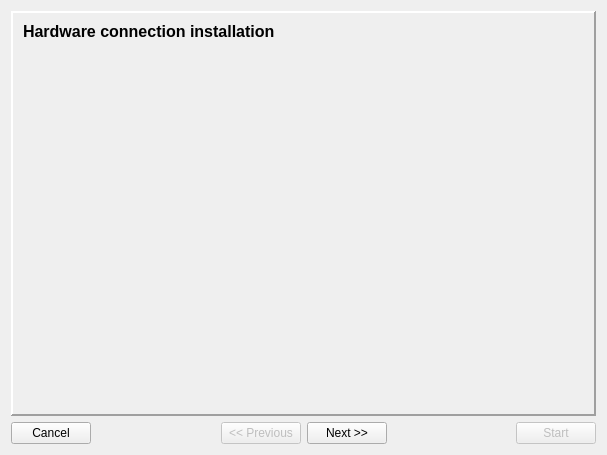
Qt form install/dlgMain.ui (tbikfalvi/Belenus) before a commit.
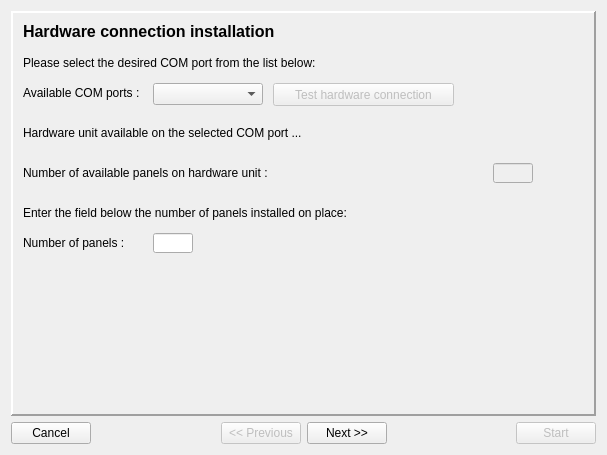
The same form after that commit. The open tabs and pages were chosen to show the change. Icons and pictures are not drawn.

```diff
--- a/install/dlgMain.ui
+++ b/install/dlgMain.ui
@@ -1097,6 +1097,174 @@
         <string>Hardware connection installation</string>
        </property>
       </widget>
+      <widget class="QLabel" name="lblText5_1">
+       <property name="geometry">
+        <rect>
+         <x>10</x>
+         <y>40</y>
+         <width>491</width>
+         <height>20</height>
+        </rect>
+       </property>
+       <property name="text">
+        <string>Please select the desired COM port from the list below:</string>
+       </property>
+      </widget>
+      <widget class="QLabel" name="lblText5_2">
+       <property name="geometry">
+        <rect>
+         <x>10</x>
+         <y>70</y>
+         <width>130</width>
+         <height>20</height>
+        </rect>
+       </property>
+       <property name="text">
+        <string>Available COM ports :</string>
+       </property>
+      </widget>
+      <widget class="QComboBox" name="cmbCOMPorts">
+       <property name="geometry">
+        <rect>
+         <x>140</x>
+         <y>70</y>
+         <width>110</width>
+         <height>22</height>
+        </rect>
+       </property>
+      </widget>
+      <widget class="QPushButton" name="pbTestHWConnection">
+       <property name="enabled">
+        <bool>false</bool>
+       </property>
+       <property name="geometry">
+        <rect>
+         <x>260</x>
+         <y>70</y>
+         <width>181</width>
+         <height>23</height>
+        </rect>
+       </property>
+       <property name="text">
+        <string>Test hardware connection</string>
+       </property>
+      </widget>
+      <widget class="QLabel" name="lblText5_3">
+       <property name="geometry">
+        <rect>
+         <x>10</x>
+         <y>110</y>
+         <width>300</width>
+         <height>20</height>
+        </rect>
+       </property>
+       <property name="text">
+        <string>Hardware unit available on the selected COM port ...</string>
+       </property>
+      </widget>
+      <widget class="QLabel" name="imgOk5_1">
+       <property name="geometry">
+        <rect>
+         <x>490</x>
+         <y>110</y>
+         <width>20</width>
+         <height>20</height>
+        </rect>
+       </property>
+       <property name="text">
+        <string/>
+       </property>
+       <property name="pixmap">
+        <pixmap resource="install.qrc">:/icons/40x40_ok.png</pixmap>
+       </property>
+       <property name="scaledContents">
+        <bool>true</bool>
+       </property>
+      </widget>
+      <widget class="QLabel" name="imgFail5_1">
+       <property name="geometry">
+        <rect>
+         <x>490</x>
+         <y>110</y>
+         <width>20</width>
+         <height>20</height>
+        </rect>
+       </property>
+       <property name="text">
+        <string/>
+       </property>
+       <property name="pixmap">
+        <pixmap resource="install.qrc">:/icons/40x40_fail.png</pixmap>
+       </property>
+       <property name="scaledContents">
+        <bool>true</bool>
+       </property>
+      </widget>
+      <widget class="QLabel" name="lblText5_4">
+       <property name="geometry">
+        <rect>
+         <x>10</x>
+         <y>150</y>
+         <width>300</width>
+         <height>20</height>
+        </rect>
+       </property>
+       <property name="text">
+        <string>Number of available panels on hardware unit : </string>
+       </property>
+      </widget>
+      <widget class="QLineEdit" name="ledPanelsAvailable">
+       <property name="enabled">
+        <bool>false</bool>
+       </property>
+       <property name="geometry">
+        <rect>
+         <x>480</x>
+         <y>150</y>
+         <width>40</width>
+         <height>20</height>
+        </rect>
+       </property>
+       <property name="readOnly">
+        <bool>false</bool>
+       </property>
+      </widget>
+      <widget class="QLabel" name="lblText5_5">
+       <property name="geometry">
+        <rect>
+         <x>10</x>
+         <y>190</y>
+         <width>560</width>
+         <height>20</height>
+        </rect>
+       </property>
+       <property name="text">
+        <string>Enter the field below the number of panels installed on place:</string>
+       </property>
+      </widget>
+      <widget class="QLabel" name="lblText5_6">
+       <property name="geometry">
+        <rect>
+         <x>10</x>
+         <y>220</y>
+         <width>120</width>
+         <height>20</height>
+        </rect>
+       </property>
+       <property name="text">
+        <string>Number of panels : </string>
+       </property>
+      </widget>
+      <widget class="QLineEdit" name="ledPanelsInstalled">
+       <property name="geometry">
+        <rect>
+         <x>140</x>
+         <y>220</y>
+         <width>40</width>
+         <height>20</height>
+        </rect>
+       </property>
+      </widget>
      </widget>
      <widget class="QWidget" name="page_2">
       <widget class="QLabel" name="lblTitleInternetInstall">
```
Left out of the diff: 6 changed lines with no effect on the pictures.
